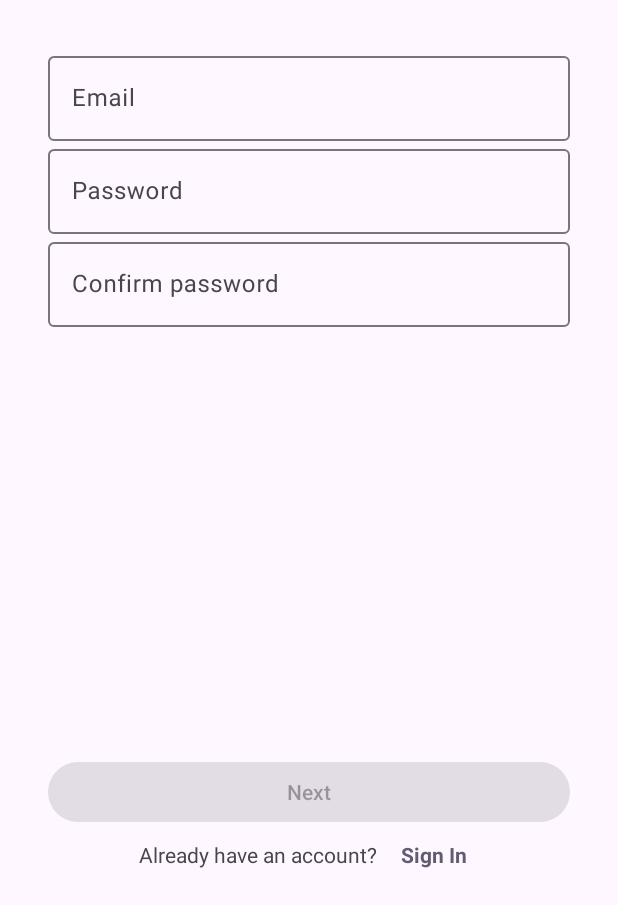
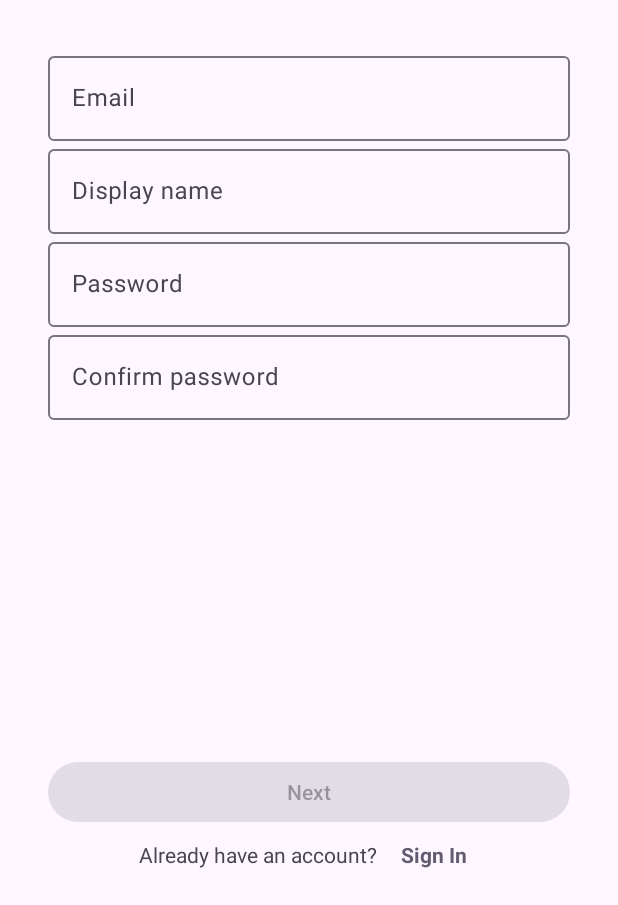
Before and after one commit to Igor-Martynyuk/LocalChat, an Android app: the FragmentSignUp screen opened through its navigation route, on a phone screen of 412 x 824 dp, the part 331-1236 px from its top. Run offline under Robolectric (Android 15) with nearby library versions, the phone set to English and light mode, and no system bars; our stand-ins replace Dagger/Hilt's generated code, data binding; 1 statement that could not run was skipped.

Commit message:
add display name to SignUp fragment

```diff
--- a/core/src/main/res/values/strings.xml
+++ b/core/src/main/res/values/strings.xml
@@ -1,20 +1,25 @@
 <?xml version="1.0" encoding="utf-8"?>
 <resources>
     <string name="app_name_common">LocalCHAT</string>
+
+    <string name="or">or</string>
     <string name="next">Next</string>
     <string name="email">Email</string>
     <string name="password">Password</string>
+
+    <string name="auth_email_invalid">Invalid email address.\nEmail format is: user-name@domain.top-level-domain</string>
+    <string name="auth_password_invalid">Password should contain at least 8 characters\nand include at least one letter and one number</string>
+    <string name="auth_password_confirm">Confirm password</string>
+    <string name="auth_password_confirm_invalid">Password does not match confirmation</string>
+    <string name="auth_display_name">Display name</string>
+
     <string name="sign_in">Sign In</string>
-    <string name="sign_in_email_invalid">Invalid email address.\nEmail format is: user-name@domain.top-level-domain</string>
-    <string name="sign_in_password_invalid">Password should contain at least 8 characters\nand include at least one letter and one number</string>
-    <string name="sign_in_password_confirm">Confirm password</string>
-    <string name="sign_in_password_confirm_invalid">Password does not match confirmation</string>
+    <string name="sign_in_forgot_password">Forgot password?</string>
     <string name="sign_in_google">Continue with Google</string>
     <string name="sign_in_microsoft">Continue with Microsoft</string>
     <string name="sign_in_facebook">Continue with Facebook</string>
+    <string name="sign_in_do_not_have_account">Don`t have an account?</string>
+    <string name="sign_in_already_have_account">Already have an account?</string>
+
     <string name="sign_up">Sign Up</string>
-    <string name="forgot_password">Forgot password?</string>
-    <string name="do_not_have_account">Don`t have an account?</string>
-    <string name="already_have_account">Already have an account?</string>
-    <string name="or">or</string>
 </resources>
--- a/ui/view/src/main/java/com/dev/martyniuk/local/chat/ui/view/data/binding/TextInlputLayout.kt
+++ b/ui/view/src/main/java/com/dev/martyniuk/local/chat/ui/view/data/binding/TextInlputLayout.kt
@@ -11,13 +11,13 @@ private fun inputError(view: TextInputLayout, showError: Boolean, resId: Int) {
 
 @BindingAdapter("emailValidation")
 fun emailInputError(view: TextInputLayout, showError: Boolean) =
-    inputError(view, showError, R.string.sign_in_email_invalid)
+    inputError(view, showError, R.string.auth_email_invalid)
 
 @BindingAdapter("passwordValidation")
 fun passwordInputError(view: TextInputLayout, showError: Boolean) =
-    inputError(view, showError, R.string.sign_in_password_invalid)
+    inputError(view, showError, R.string.auth_password_invalid)
 
 @BindingAdapter("confirmValidation")
 fun confirmInputError(view: TextInputLayout, showError: Boolean) {
-    inputError(view, showError, R.string.sign_in_password_confirm_invalid)
+    inputError(view, showError, R.string.auth_password_confirm_invalid)
 }
--- a/ui/view/src/main/java/com/dev/martyniuk/local/chat/ui/view/root/auth/signup/credentials/ContractSignUp.kt
+++ b/ui/view/src/main/java/com/dev/martyniuk/local/chat/ui/view/root/auth/signup/credentials/ContractSignUp.kt
@@ -5,6 +5,8 @@ import androidx.lifecycle.MutableLiveData
 import com.dev.martyniuk.local.chat.ui.view.root.auth.abstraction.ContractCredentials
 
 interface ContractSignUp : ContractCredentials {
+    val displayName: MutableLiveData<String>
+
     val confirmation: MutableLiveData<String>
     val showConfirmInputError: LiveData<Boolean>
     val isNextStepEnabled: LiveData<Boolean>
--- a/ui/view/src/main/java/com/dev/martyniuk/local/chat/ui/view/root/auth/signup/credentials/ViewModelSignUp.kt
+++ b/ui/view/src/main/java/com/dev/martyniuk/local/chat/ui/view/root/auth/signup/credentials/ViewModelSignUp.kt
@@ -17,7 +17,8 @@ class ViewModelSignUp @Inject constructor(
     validateEmailCase: CaseValidateEmail,
     validatePasswordCase: CaseValidatePassword
 ) : ViewModelCredentials(validateEmailCase, validatePasswordCase), ContractSignUp {
-
+    override val displayName = MutableLiveData("")
+    private val isDisplayNameValid = displayName.map { it.isNotEmpty() }
 
     override val confirmation = MutableLiveData("")
     private val isConfirmValid = confirmation.combineExt(password, context, ::confirmPassword)
@@ -28,6 +29,7 @@ class ViewModelSignUp @Inject constructor(
         .combineExt(confirmation.map { it.isNotEmpty() }, context, ::and)
 
     override val isNextStepEnabled = isEmailValid
+        .combineExt(isDisplayNameValid, context, ::and)
         .combineExt(isPasswordValid, context, ::and)
         .combineExt(isConfirmValid, context, ::and)
 
--- a/ui/view/src/main/res/layout/fragment_auth_sign_in.xml
+++ b/ui/view/src/main/res/layout/fragment_auth_sign_in.xml
@@ -73,7 +73,7 @@
             android:onClick="@{() -> contract.onRestoreAccountCommand()}"
             android:paddingTop="@dimen/spacing_small"
             android:paddingBottom="@dimen/spacing_small"
-            android:text="@string/forgot_password"
+            android:text="@string/sign_in_forgot_password"
             app:layout_constraintEnd_toEndOf="@id/container_input_password"
             app:layout_constraintTop_toBottomOf="@id/container_input_password" />
 
@@ -154,7 +154,7 @@
             android:layout_width="wrap_content"
             android:layout_height="wrap_content"
             android:paddingBottom="@dimen/spacing_small"
-            android:text="@string/do_not_have_account"
+            android:text="@string/sign_in_do_not_have_account"
             app:layout_constraintBottom_toBottomOf="parent"
             app:layout_constraintEnd_toStartOf="@id/btn_sign_up"
             app:layout_constraintHorizontal_chainStyle="packed"
--- a/ui/view/src/main/res/layout/fragment_auth_sign_up.xml
+++ b/ui/view/src/main/res/layout/fragment_auth_sign_up.xml
@@ -49,12 +49,29 @@
         </com.google.android.material.textfield.TextInputLayout>
 
         <com.google.android.material.textfield.TextInputLayout
+            android:id="@+id/decoration_input_display_name"
+            android:layout_width="0dp"
+            android:layout_height="wrap_content"
+            android:layout_marginBottom="@dimen/spacing_small"
+            app:layout_constraintEnd_toEndOf="parent"
+            app:layout_constraintStart_toStartOf="parent"
+            app:layout_constraintTop_toBottomOf="@id/decoration_input_email">
+
+            <com.google.android.material.textfield.TextInputEditText
+                android:layout_width="match_parent"
+                android:layout_height="wrap_content"
+                android:hint="@string/auth_display_name"
+                android:text="@={contract.displayName}" />
+
+        </com.google.android.material.textfield.TextInputLayout>
+
+        <com.google.android.material.textfield.TextInputLayout
             android:id="@+id/decoration_input_password"
             android:layout_width="0dp"
             android:layout_height="wrap_content"
             app:layout_constraintEnd_toEndOf="parent"
             app:layout_constraintStart_toStartOf="parent"
-            app:layout_constraintTop_toBottomOf="@id/decoration_input_email"
+            app:layout_constraintTop_toBottomOf="@id/decoration_input_display_name"
             app:passwordValidation="@{contract.showPasswordInputError}">
 
             <com.google.android.material.textfield.TextInputEditText
@@ -79,7 +96,7 @@
             <com.google.android.material.textfield.TextInputEditText
                 android:layout_width="match_parent"
                 android:layout_height="wrap_content"
-                android:hint="@string/sign_in_password_confirm"
+                android:hint="@string/auth_password_confirm"
                 android:inputType="textPassword"
                 android:text="@={contract.confirmation}"
                 app:onFocusedListener="@{onConfirmationFocused}" />
@@ -90,9 +107,9 @@
             android:id="@+id/btn_navigate_next"
             android:layout_width="match_parent"
             android:layout_height="wrap_content"
-            android:text="@string/next"
             android:enabled="@{contract.isNextStepEnabled}"
             android:onClick="@{() -> contract.onNextStepCommand()}"
+            android:text="@string/next"
             app:layout_constraintBottom_toTopOf="@+id/btn_sign_in"
             app:layout_constraintEnd_toEndOf="parent"
             app:layout_constraintStart_toStartOf="parent" />
@@ -101,7 +118,7 @@
             android:id="@+id/label_sign_in"
             android:layout_width="wrap_content"
             android:layout_height="wrap_content"
-            android:text="@string/already_have_account"
+            android:text="@string/sign_in_already_have_account"
             app:layout_constraintBottom_toBottomOf="@id/space_sign_in"
             app:layout_constraintEnd_toStartOf="@id/space_sign_in"
             app:layout_constraintHorizontal_chainStyle="packed"
```
